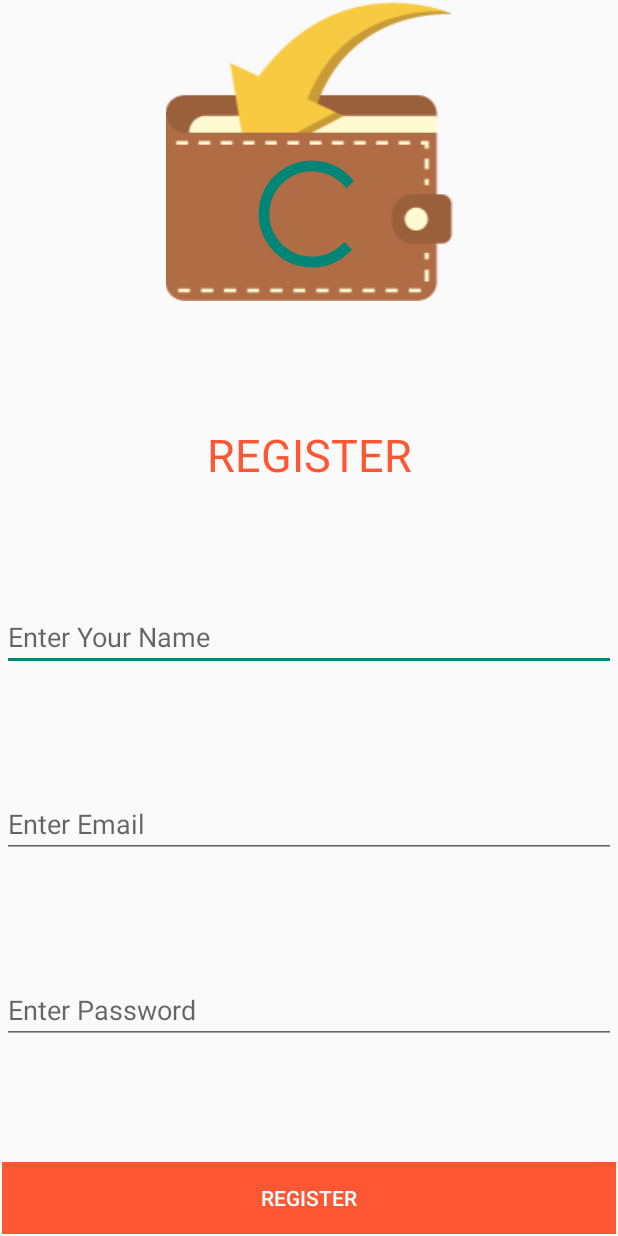
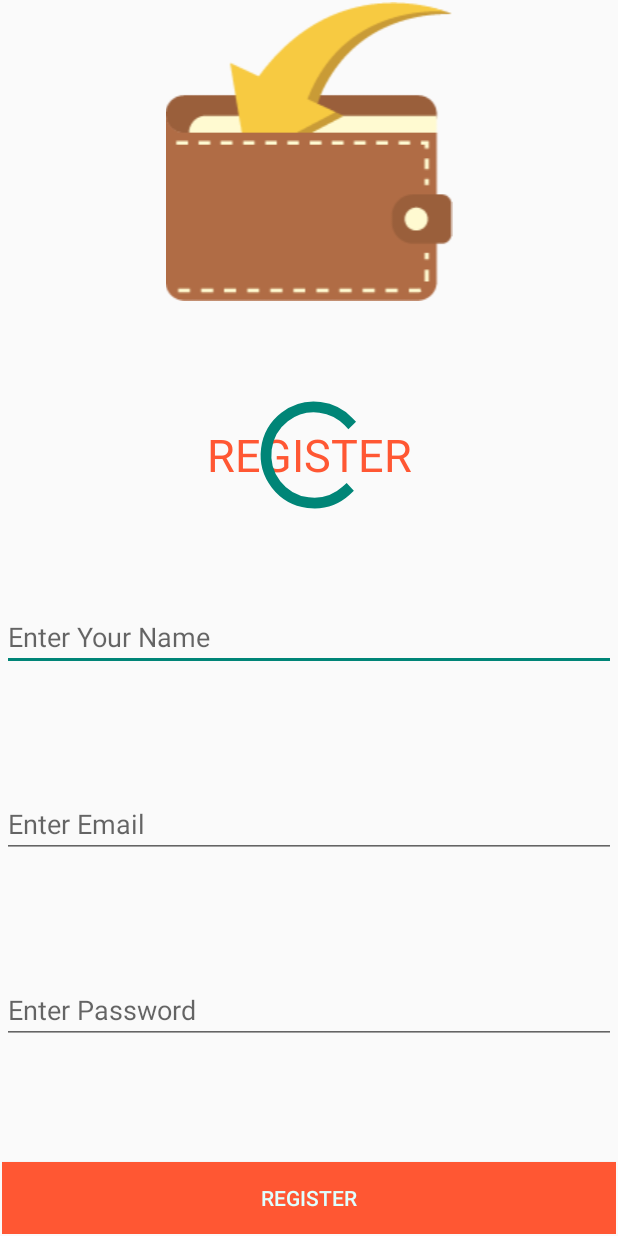
Before and after one commit to poojaprasad1270/Expense-Tracker, an Android app: the layout activity_register.xml on its own in the app's theme, with its tools: preview values and no code run, on a phone screen of 412 x 824 dp. Run offline under Robolectric (Android 15) with nearby library versions, the phone set to English and light mode, and no system bars.

Commit message:
fixed Bugs and errors

```diff
--- a/app/src/main/res/layout/activity_login.xml
+++ b/app/src/main/res/layout/activity_login.xml
@@ -47,7 +47,7 @@
             app:layout_constraintHorizontal_bias="0.498"
             app:layout_constraintStart_toStartOf="parent"
             app:layout_constraintTop_toTopOf="parent"
-            app:layout_constraintVertical_bias="0.369" />
+            app:layout_constraintVertical_bias="0.849" />
     </androidx.constraintlayout.widget.ConstraintLayout>
 
     <androidx.constraintlayout.widget.ConstraintLayout
--- a/app/src/main/res/layout/activity_register.xml
+++ b/app/src/main/res/layout/activity_register.xml
@@ -34,18 +34,6 @@
             app:layout_constraintTop_toTopOf="parent"
             app:layout_constraintVertical_bias="0.0"
             app:srcCompat="@drawable/exp_logo" />
-
-        <ProgressBar
-            android:id="@+id/progressBar3"
-            style="?android:attr/progressBarStyle"
-            android:layout_width="414dp"
-            android:layout_height="85dp"
-            app:layout_constraintBottom_toBottomOf="@+id/imageView2"
-            app:layout_constraintEnd_toEndOf="parent"
-            app:layout_constraintHorizontal_bias="0.0"
-            app:layout_constraintStart_toStartOf="parent"
-            app:layout_constraintTop_toTopOf="@+id/imageView2"
-            app:layout_constraintVertical_bias="0.868" />
 
     </androidx.constraintlayout.widget.ConstraintLayout>
 
@@ -128,5 +116,16 @@
             app:layout_constraintStart_toStartOf="parent"
             app:layout_constraintTop_toTopOf="parent" />
 
+        <ProgressBar
+            android:id="@+id/progressBar3"
+            style="?android:attr/progressBarStyle"
+            android:layout_width="414dp"
+            android:layout_height="85dp"
+            android:layout_marginStart="7dp"
+            app:layout_constraintBottom_toTopOf="@+id/regName"
+            app:layout_constraintEnd_toEndOf="parent"
+            app:layout_constraintStart_toStartOf="parent"
+            app:layout_constraintTop_toTopOf="parent" />
+
     </androidx.constraintlayout.widget.ConstraintLayout>
 </androidx.constraintlayout.widget.ConstraintLayout>
--- a/app/src/main/res/values/strings.xml
+++ b/app/src/main/res/values/strings.xml
@@ -27,5 +27,6 @@
     <string name="total">total</string>
     <string name="textview">TextView</string>
     <string name="addimage">AddImage</string>
+    <string name="add_bill">Add Bill</string>
 
 </resources>
```
Also changed, not shown: app/src/main/java/uk/ac/tees/aad/W9520874/HomeActivity.java (+9 -11 lines), app/src/main/res/layout/activity_home.xml (+13 -1 lines).
